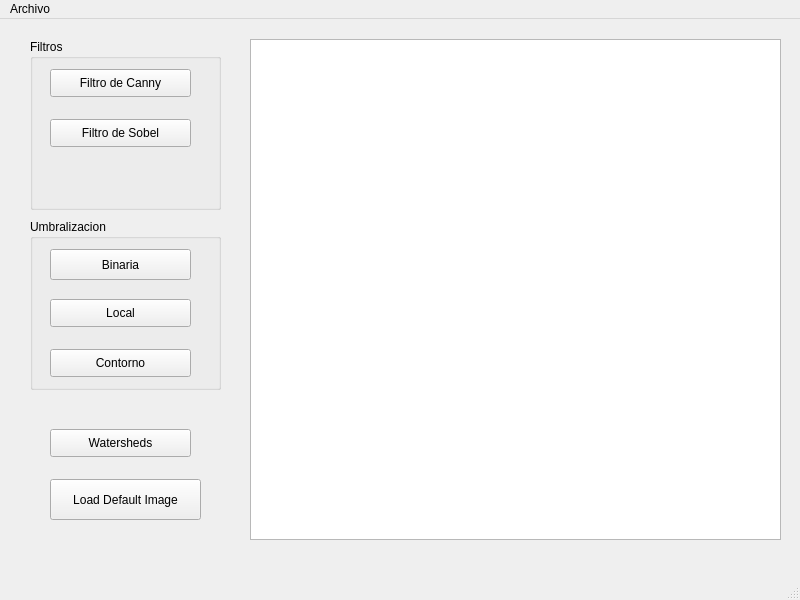
Old version of the form pr_suite/ImProc_suite/mainwindow.ui in the repository saul-calderonramirez/ImProc_suite.
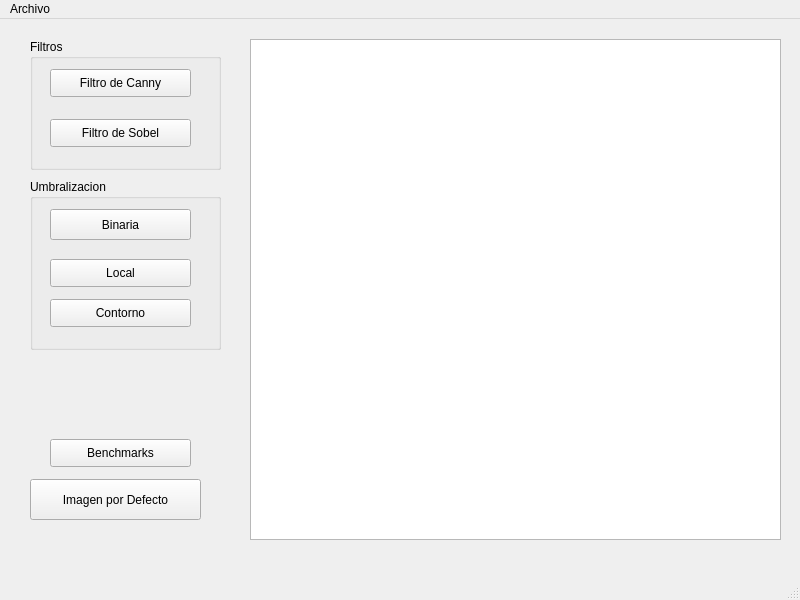
New version of the form.

What changed in the file:
```diff
--- a/pr_suite/ImProc_suite/mainwindow.ui
+++ b/pr_suite/ImProc_suite/mainwindow.ui
@@ -28,7 +28,7 @@
     <property name="geometry">
      <rect>
       <x>30</x>
-      <y>200</y>
+      <y>160</y>
       <width>191</width>
       <height>171</height>
      </rect>
@@ -66,7 +66,7 @@
      <property name="geometry">
       <rect>
        <x>20</x>
-       <y>130</y>
+       <y>120</y>
        <width>141</width>
        <height>28</height>
       </rect>
@@ -82,14 +82,14 @@
    <widget class="QToolButton" name="btnLoadDefImage">
     <property name="geometry">
      <rect>
-      <x>50</x>
+      <x>30</x>
       <y>460</y>
-      <width>151</width>
+      <width>171</width>
       <height>41</height>
      </rect>
     </property>
     <property name="text">
-     <string>Load Default Image</string>
+     <string>Imagen por Defecto</string>
     </property>
    </widget>
    <widget class="QGroupBox" name="groupBox">
@@ -98,7 +98,7 @@
       <x>30</x>
       <y>20</y>
       <width>191</width>
-      <height>171</height>
+      <height>131</height>
      </rect>
     </property>
     <property name="title">
@@ -135,13 +135,13 @@
     <property name="geometry">
      <rect>
       <x>50</x>
-      <y>410</y>
+      <y>420</y>
       <width>141</width>
       <height>28</height>
      </rect>
     </property>
     <property name="text">
-     <string>Watersheds</string>
+     <string>Benchmarks</string>
     </property>
    </widget>
   </widget>
```
Left out of the diff: 8 changed lines with no effect on the pictures.
